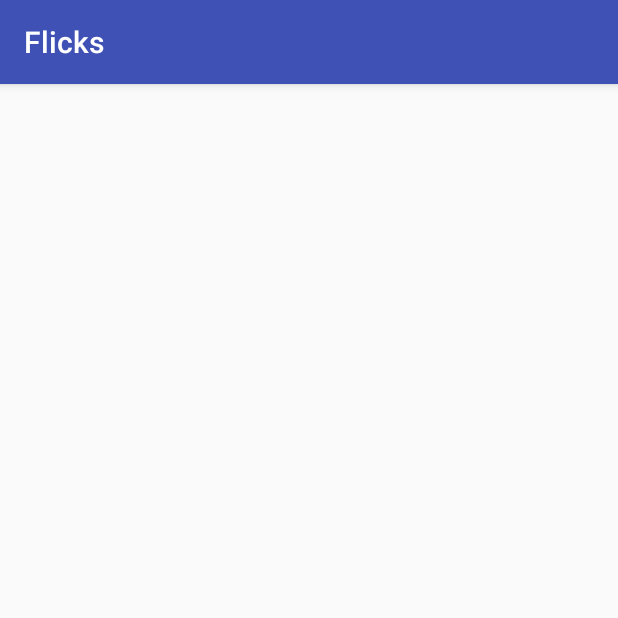
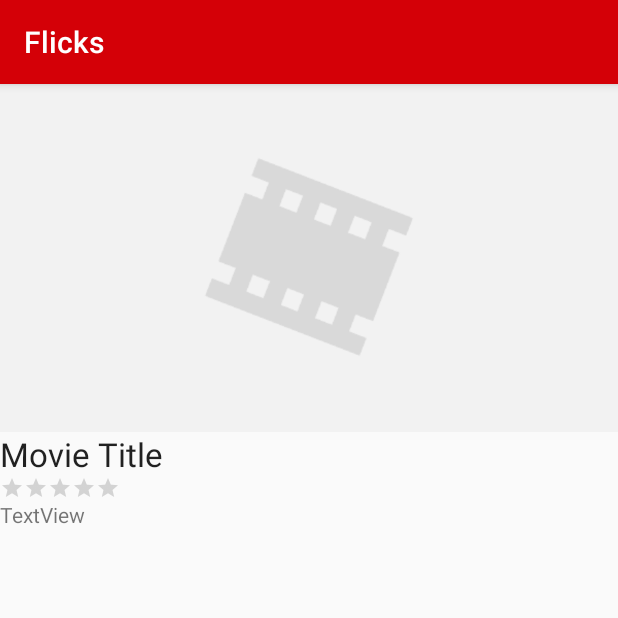
Before and after one commit to snhoward/Flicks, an Android app: the MovieDetailsActivity screen opened directly, with no data from a screen before it, on a phone screen of 412 x 824 dp, the top half of it. Run offline under Robolectric (Android 15) with nearby library versions, the phone set to English and light mode, and no system bars; libraries missing offline, so code that uses them is left out: org.parceler; 5 statements that could not run were skipped.

Commit message:
added movie details page with rating

```diff
--- a/app/build.gradle
+++ b/app/build.gradle
@@ -5,7 +5,7 @@ android {
     buildToolsVersion "25.0.3"
     defaultConfig {
         applicationId "com.example.snhoward.flicks"
-        minSdkVersion 16
+        minSdkVersion 21
         targetSdkVersion 25
         versionCode 1
         versionName "1.0"
--- a/app/src/main/AndroidManifest.xml
+++ b/app/src/main/AndroidManifest.xml
@@ -18,7 +18,7 @@
                 <category android:name="android.intent.category.LAUNCHER" />
             </intent-filter>
         </activity>
-        <activity android:name=".models.MovieDetailsActivity"></activity>
+        <activity android:name=".MovieDetailsActivity"></activity>
     </application>
 
 </manifest>
--- a/app/src/main/java/com/example/snhoward/flicks/MovieAdapter.java
+++ b/app/src/main/java/com/example/snhoward/flicks/MovieAdapter.java
@@ -13,7 +13,6 @@ import android.widget.TextView;
 import com.bumptech.glide.Glide;
 import com.example.snhoward.flicks.models.Config;
 import com.example.snhoward.flicks.models.Movie;
-import com.example.snhoward.flicks.models.MovieDetailsActivity;
 
 import org.parceler.Parcels;
 
--- /dev/null
+++ b/app/src/main/java/com/example/snhoward/flicks/MovieDetailsActivity.java
@@ -0,0 +1,45 @@
+package com.example.snhoward.flicks;
+
+import android.os.Bundle;
+import android.support.v7.app.AppCompatActivity;
+import android.util.Log;
+import android.widget.RatingBar;
+import android.widget.TextView;
+
+import com.example.snhoward.flicks.models.Movie;
+
+import org.parceler.Parcels;
+
+public class MovieDetailsActivity extends AppCompatActivity {
+
+    // the movie to display
+    Movie movie;
+
+    // the view objects
+    TextView tvTitle;
+    TextView tvOverview;
+    RatingBar rbVoteAverage;
+
+    @Override
+    protected void onCreate(Bundle savedInstanceState) {
+        super.onCreate(savedInstanceState);
+        setContentView(R.layout.activity_movie_details);
+        // resolve the view objects
+        tvTitle = (TextView) findViewById(R.id.tvTitle);
+        tvOverview = (TextView) findViewById(R.id.tvOverview);
+        rbVoteAverage = (RatingBar) findViewById(R.id.rbRating);
+
+        // unwrap the movie passed in via intent, using its simple name as a key
+        movie = (Movie) Parcels.unwrap(getIntent().getParcelableExtra(Movie.class.getSimpleName()));
+        Log.d("MovieDetailsActivity", String.format("Showing details for '%s'", movie.getTitle()));
+
+        // set the title and overview
+        tvTitle.setText(movie.getTitle());
+        tvOverview.setText(movie.getOverview());
+
+        // vote average is 0..10, convert to 0..5 by dividing by 2
+        float voteAverage = movie.getVoteAverage().floatValue();
+        rbVoteAverage.setRating(voteAverage = voteAverage > 0 ? voteAverage / 2.0f : voteAverage);
+
+    }
+}
--- a/app/src/main/java/com/example/snhoward/flicks/models/Movie.java
+++ b/app/src/main/java/com/example/snhoward/flicks/models/Movie.java
@@ -17,6 +17,7 @@ public class Movie {
     String overview;
     String posterPath; // only the path
     String backdropPath;
+    Double voteAverage;
 
     // no-arg, empty constructor required for Parceler
     public Movie() {}
@@ -27,6 +28,7 @@ public class Movie {
         overview = object.getString("overview");
         posterPath = object.getString("poster_path");
         backdropPath = object.getString("backdrop_path");
+        voteAverage = object.getDouble("vote_average");
     }
 
     public String getTitle() {
@@ -44,4 +46,6 @@ public class Movie {
     public String getBackdropPath() {
         return backdropPath;
     }
+
+    public Double getVoteAverage() { return voteAverage; }
 }
--- a/app/src/main/java/com/example/snhoward/flicks/models/MovieDetailsActivity.java
+++ /dev/null
@@ -1,15 +0,0 @@
-package com.example.snhoward.flicks.models;
-
-import android.support.v7.app.AppCompatActivity;
-import android.os.Bundle;
-
-import com.example.snhoward.flicks.R;
-
-public class MovieDetailsActivity extends AppCompatActivity {
-
-    @Override
-    protected void onCreate(Bundle savedInstanceState) {
-        super.onCreate(savedInstanceState);
-        setContentView(R.layout.activity_movie_details);
-    }
-}
--- a/app/src/main/res/layout-land/item_movie.xml
+++ b/app/src/main/res/layout-land/item_movie.xml
@@ -36,4 +36,5 @@
         android:layout_below="@+id/tvTitle"
         android:layout_toRightOf="@+id/ivBackdropImage"
         android:text="TextView" />
+
 </RelativeLayout>
--- a/app/src/main/res/layout/activity_movie_details.xml
+++ b/app/src/main/res/layout/activity_movie_details.xml
@@ -1,9 +1,50 @@
 <?xml version="1.0" encoding="utf-8"?>
-<android.support.constraint.ConstraintLayout xmlns:android="http://schemas.android.com/apk/res/android"
+<RelativeLayout xmlns:android="http://schemas.android.com/apk/res/android"
     xmlns:app="http://schemas.android.com/apk/res-auto"
     xmlns:tools="http://schemas.android.com/tools"
     android:layout_width="match_parent"
     android:layout_height="match_parent"
-    tools:context="com.example.snhoward.flicks.models.MovieDetailsActivity">
+    tools:context="com.example.snhoward.flicks.MovieDetailsActivity">
 
-</android.support.constraint.ConstraintLayout>
+    <TextView
+        android:id="@+id/tvTitle"
+        android:layout_width="wrap_content"
+        android:layout_height="wrap_content"
+        android:text="Movie Title"
+        android:textAppearance="@android:style/TextAppearance.Large"
+        android:layout_below="@+id/ivBackdrop"
+        android:layout_alignParentStart="true" />
+
+    <TextView
+        android:id="@+id/tvOverview"
+        android:layout_width="wrap_content"
+        android:layout_height="wrap_content"
+        android:text="TextView"
+        android:layout_below="@+id/rbRating"
+        android:layout_alignParentLeft="true"
+        android:layout_alignParentStart="true"
+        android:layout_alignParentRight="true"
+        android:layout_alignParentEnd="true" />
+
+    <RatingBar
+        android:id="@+id/rbRating"
+        style="@style/Widget.AppCompat.RatingBar.Small"
+        android:layout_width="wrap_content"
+        android:layout_height="wrap_content"
+        android:layout_alignParentLeft="true"
+        android:layout_alignParentStart="true"
+        android:layout_below="@+id/tvTitle"
+        android:numStars="5"
+        android:stepSize="0.5" />
+
+    <ImageView
+        android:id="@+id/ivBackdrop"
+        android:layout_width="wrap_content"
+        android:layout_height="wrap_content"
+        android:adjustViewBounds="true"
+        android:scaleType="fitXY"
+        app:srcCompat="@drawable/flicks_backdrop_placeholder"
+        android:layout_alignParentTop="true"
+        android:layout_alignParentStart="true" />
+
+</RelativeLayout>
--- a/app/src/main/res/values/colors.xml
+++ b/app/src/main/res/values/colors.xml
@@ -1,6 +1,6 @@
 <?xml version="1.0" encoding="utf-8"?>
 <resources>
-    <color name="colorPrimary">#3F51B5</color>
-    <color name="colorPrimaryDark">#303F9F</color>
+    <color name="colorPrimary">#d40007</color>
+    <color name="colorPrimaryDark">#dddddd</color>
     <color name="colorAccent">#FF4081</color>
 </resources>
```
